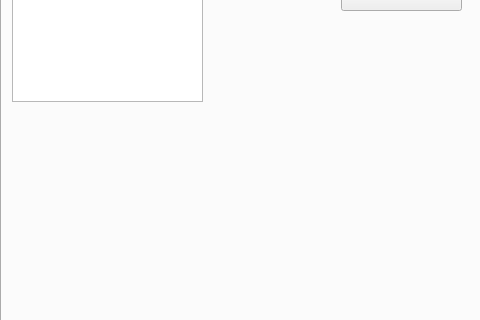
Before: the Qt Designer form AMScheat/layout/layout.ui in MCMi460/AMSCheatTool, drawn with Qt 5; both pictures show x 0 to 480 and y 146 to 466 of the 600 by 600 pixel window.
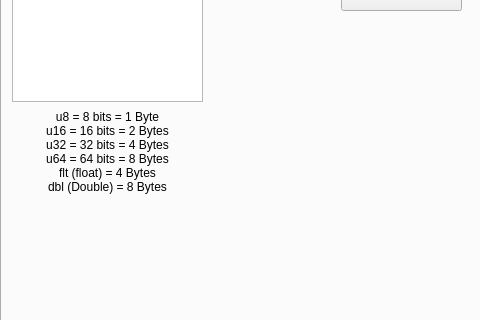
After: the same form once the commit is applied. The open tabs and pages were chosen to show the change.

Commit message: Add useful chart

What changed in the file:
```diff
--- a/AMScheat/layout/layout.ui
+++ b/AMScheat/layout/layout.ui
@@ -2370,6 +2370,27 @@
       <bool>true</bool>
      </property>
     </widget>
+    <widget class="QLabel" name="label_62">
+     <property name="geometry">
+      <rect>
+       <x>10</x>
+       <y>220</y>
+       <width>191</width>
+       <height>101</height>
+      </rect>
+     </property>
+     <property name="text">
+      <string>u8 = 8 bits = 1 Byte
+u16 = 16 bits = 2 Bytes
+u32 = 32 bits = 4 Bytes
+u64 = 64 bits = 8 Bytes
+flt (float) = 4 Bytes
+dbl (Double) = 8 Bytes</string>
+     </property>
+     <property name="alignment">
+      <set>Qt::AlignHCenter|Qt::AlignTop</set>
+     </property>
+    </widget>
    </widget>
    <widget class="QWidget" name="tab_3">
     <attribute name="title">
```
The commit also changes 1 other file.
